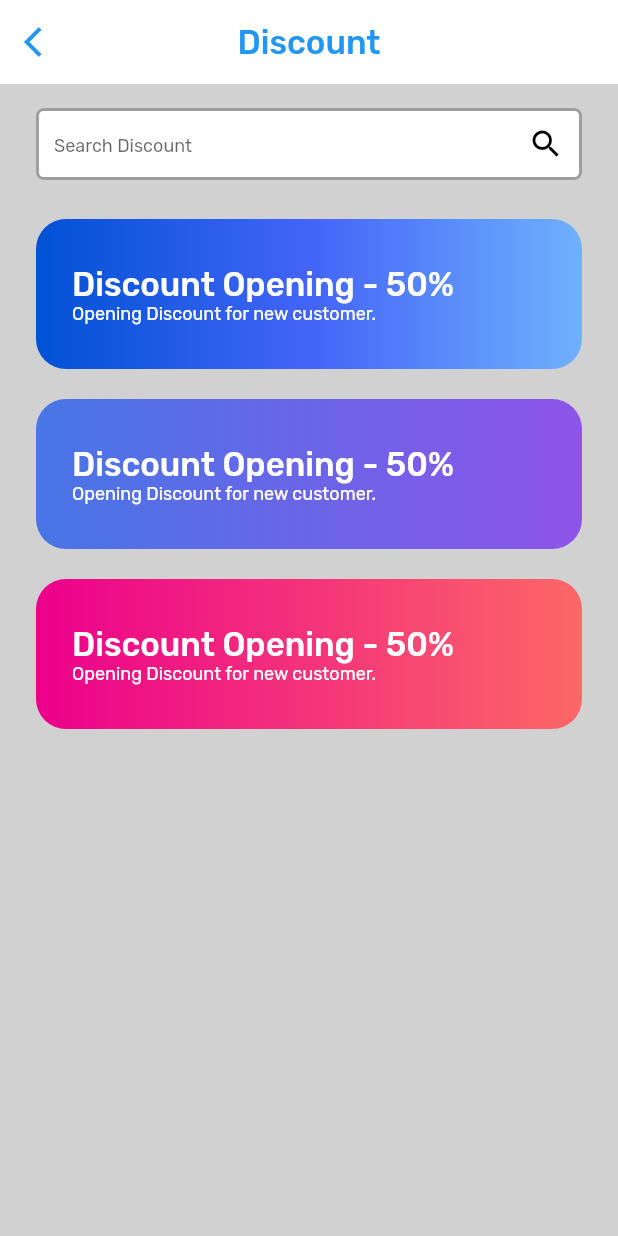
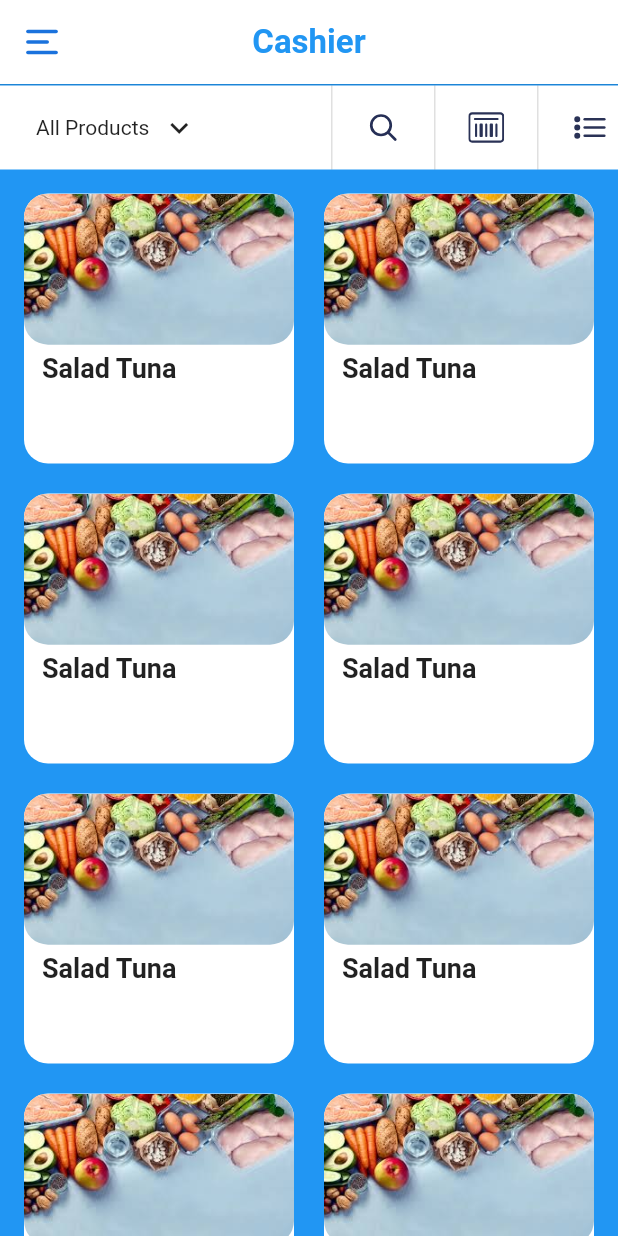
Before and after one commit to Abdusamad98/test_project, a Flutter app: the screen it shows after launch, on a phone screen of 412 x 824 dp. Run offline on Flutter 3.47's test engine with Material 2 defaults, Android fonts, the phone set to English and light mode, and no system bars; our stand-ins replace flutter_svg.

Commit message:
some changes

```diff
--- a/lib/main.dart
+++ b/lib/main.dart
@@ -1,12 +1,11 @@
 import 'package:flutter/material.dart';
-import 'package:test_project/task_screen.dart';
-
+import 'package:test_project/second_task_screen.dart';
 
 void main() {
   runApp(
     const MaterialApp(
       debugShowCheckedModeBanner: false,
-      home: TaskScreen(),
+      home: SecondTaskScreen(),
     ),
   );
 }
--- /dev/null
+++ b/lib/second_task_screen.dart
@@ -0,0 +1,107 @@
+import 'package:flutter/material.dart';
+import 'package:flutter_svg/flutter_svg.dart';
+
+class SecondTaskScreen extends StatelessWidget {
+  const SecondTaskScreen({super.key});
+
+  @override
+  Widget build(BuildContext context) {
+    return Scaffold(
+      backgroundColor: Colors.blue,
+      appBar: AppBar(
+        title: const Text(
+          "Cashier",
+          style: TextStyle(
+            color: Colors.blue,
+            fontWeight: FontWeight.w600,
+            fontSize: 22,
+          ),
+        ),
+        leading: Padding(
+          padding: const EdgeInsets.all(8),
+          child: SvgPicture.asset("assets/images/menu.svg"),
+        ),
+        backgroundColor: Colors.white,
+        centerTitle: true,
+        elevation: 0,
+      ),
+      body: Column(
+        children: [
+          const Divider(
+            thickness: 1,
+            height: 1,
+          ),
+          Container(
+            height: 56,
+            color: Colors.white,
+            child: Row(
+              mainAxisAlignment: MainAxisAlignment.spaceAround,
+              children: [
+                const Expanded(
+                  child: Row(
+                    children: [
+                      SizedBox(width: 24),
+                      Text("All Products"),
+                      SizedBox(width: 8),
+                      Icon(Icons.expand_more_outlined),
+                    ],
+                  ),
+                ),
+                Expanded(
+                    child: Row(
+                  mainAxisAlignment: MainAxisAlignment.spaceAround,
+                  children: [
+                    const VerticalDivider(thickness: 1),
+                    SvgPicture.asset("assets/images/search.svg"),
+                    const VerticalDivider(thickness: 1),
+                    SvgPicture.asset("assets/images/bar_code.svg"),
+                    const VerticalDivider(thickness: 1),
+                    SvgPicture.asset("assets/images/list.svg"),
+                  ],
+                ))
+              ],
+            ),
+          ),
+          Expanded(
+            child: GridView.count(
+              crossAxisCount: 2,
+              mainAxisSpacing: 20,
+              crossAxisSpacing: 20,
+              padding: const EdgeInsets.all(16),
+              children: [
+                for (int i = 0; i < 100; i++)
+                  Container(
+                    decoration: BoxDecoration(
+                        color: Colors.white,
+                        borderRadius: BorderRadius.circular(16)),
+                    child: Column(
+                      crossAxisAlignment: CrossAxisAlignment.start,
+                      children: [
+                        ClipRRect(
+                          borderRadius: BorderRadius.circular(16),
+                          child: Image.asset(
+                            "assets/images/meal.jpeg",
+                            width: MediaQuery.of(context).size.width / 2,
+                            fit: BoxFit.cover,
+                          ),
+                        ),
+                        const Padding(
+                          padding:
+                              EdgeInsets.symmetric(vertical: 5, horizontal: 12),
+                          child: Text(
+                            "Salad Tuna",
+                            style: TextStyle(
+                                fontSize: 18, fontWeight: FontWeight.w600),
+                          ),
+                        )
+                      ],
+                    ),
+                  )
+              ],
+            ),
+          )
+        ],
+      ),
+    );
+  }
+}
--- a/lib/task_screen.dart
+++ /dev/null
@@ -1,147 +0,0 @@
-import 'package:flutter/material.dart';
-import 'package:google_fonts/google_fonts.dart';
-
-class TaskScreen extends StatefulWidget {
-  const TaskScreen({super.key});
-
-  @override
-  State<TaskScreen> createState() => _TaskScreenState();
-}
-
-class _TaskScreenState extends State<TaskScreen> {
-  List<LinearGradient> gradients = [
-    const LinearGradient(
-      colors: [
-        Color(0xFF0052D4),
-        Color(0xFF4364F7),
-        Color(0xFF6FB1FC),
-      ],
-    ),
-    const LinearGradient(
-      colors: [
-        Color(0xFF4776E6),
-        Color(0xFF8E54E9),
-      ],
-    ),
-    const LinearGradient(
-      colors: [
-        Color(0xFFEC008C),
-        Color(0xFFFC6767),
-      ],
-    ),
-  ];
-
-  @override
-  Widget build(BuildContext context) {
-    return Scaffold(
-      backgroundColor: const Color(0xFFD1D1D1),
-      appBar: AppBar(
-        leading: IconButton(
-          onPressed: () {},
-          icon: const Icon(
-            Icons.arrow_back_ios,
-            color: Colors.blue,
-          ),
-        ),
-        elevation: 0,
-        backgroundColor: Colors.white,
-        centerTitle: true,
-        title: Text(
-          "Discount",
-          style: GoogleFonts.rubik(
-            color: Colors.blue,
-            fontSize: 22,
-            fontWeight: FontWeight.w500,
-          ),
-        ),
-      ),
-      body: Column(
-        children: [
-          Padding(
-            padding: const EdgeInsets.symmetric(horizontal: 24, vertical: 16),
-            child: TextField(
-              decoration: InputDecoration(
-                contentPadding: const EdgeInsets.symmetric(
-                  vertical: 13,
-                  horizontal: 12,
-                ),
-                enabledBorder: OutlineInputBorder(
-                  borderRadius: BorderRadius.circular(5),
-                  borderSide: const BorderSide(
-                    width: 2,
-                    color: Colors.grey,
-                  ),
-                ),
-                disabledBorder: OutlineInputBorder(
-                  borderRadius: BorderRadius.circular(5),
-                  borderSide: const BorderSide(
-                    width: 2,
-                    color: Colors.grey,
-                  ),
-                ),
-                focusedBorder: OutlineInputBorder(
-                  borderRadius: BorderRadius.circular(5),
-                  borderSide: const BorderSide(
-                    width: 2,
-                    color: Colors.blue,
-                  ),
-                ),
-                fillColor: Colors.white,
-                filled: true,
-                suffixIcon: const Icon(
-                  Icons.search,
-                  color: Colors.black,
-                ),
-                hintText: "Search Discount",
-                hintStyle: GoogleFonts.rubik(
-                  fontSize: 12,
-                ),
-              ),
-            ),
-          ),
-          Expanded(
-            child: ListView(
-              children: [
-                for (var gradient in gradients)
-                  Container(
-                    margin: const EdgeInsets.symmetric(
-                      horizontal: 24,
-                      vertical: 10,
-                    ),
-                    height: 100,
-                    decoration: BoxDecoration(
-                      borderRadius: BorderRadius.circular(20),
-                      gradient: gradient,
-                    ),
-                    child: Padding(
-                      padding: const EdgeInsets.only(left: 24),
-                      child: Column(
-                        mainAxisAlignment: MainAxisAlignment.center,
-                        crossAxisAlignment: CrossAxisAlignment.start,
-                        children: [
-                          Text(
-                            "Discount Opening - 50%",
-                            style: GoogleFonts.rubik(
-                                fontSize: 22,
-                                fontWeight: FontWeight.w500,
-                                color: Colors.white),
-                          ),
-                          Text(
-                            "Opening Discount for new customer.",
-                            style: GoogleFonts.rubik(
-                                fontSize: 12,
-                                fontWeight: FontWeight.w400,
-                                color: Colors.white),
-                          )
-                        ],
-                      ),
-                    ),
-                  ),
-              ],
-            ),
-          )
-        ],
-      ),
-    );
-  }
-}
--- a/pubspec.yaml
+++ b/pubspec.yaml
@@ -36,6 +36,7 @@ dependencies:
   # Use with the CupertinoIcons class for iOS style icons.
   cupertino_icons: ^1.0.2
   google_fonts: ^5.1.0
+  flutter_svg: ^2.0.7
 
 dev_dependencies:
   flutter_test:
```
Also changed, not shown: assets/images/add.svg (added), assets/images/arrow_back.png (deleted), assets/images/bar_code.svg (added), assets/images/cart.svg (added), assets/images/list.svg (added), assets/images/meal.jpeg (added), assets/images/menu.svg (added), assets/images/search.svg (added), pubspec.lock.
